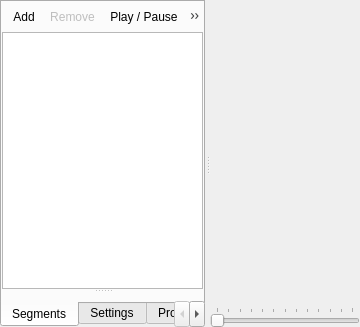
The window that res/forms/CutsceneWidget.ui (tedvalson/NovelTea) describes before a commit, drawn with Qt 5.
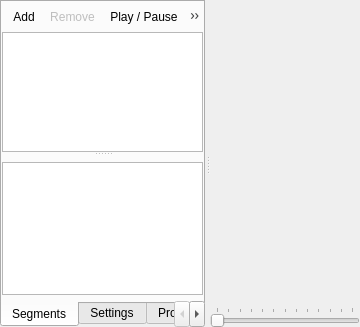
The same window after the commit. Icons and pictures are not drawn. Custom widgets are drawn as their Qt base class.

Commit message: Cutscene: Add script segment type

Diff of the .ui file:
```diff
--- a/res/forms/CutsceneWidget.ui
+++ b/res/forms/CutsceneWidget.ui
@@ -173,6 +173,9 @@
               </property>
              </widget>
             </item>
+            <item>
+             <widget class="ScriptEdit" name="scriptEdit"/>
+            </item>
             <item>
              <widget class="RichTextEditor" name="richTextEditor" native="true">
               <property name="sizePolicy">
@@ -416,6 +419,11 @@
    <header>Widgets/RichTextEditor.hpp</header>
    <container>1</container>
   </customwidget>
+  <customwidget>
+   <class>ScriptEdit</class>
+   <extends>QPlainTextEdit</extends>
+   <header>Widgets/ScriptEdit.hpp</header>
+  </customwidget>
  </customwidgets>
  <resources/>
  <connections/>
```
Left out of the diff: 5 changed lines with no effect on the pictures. The commit also changes 8 other files.
